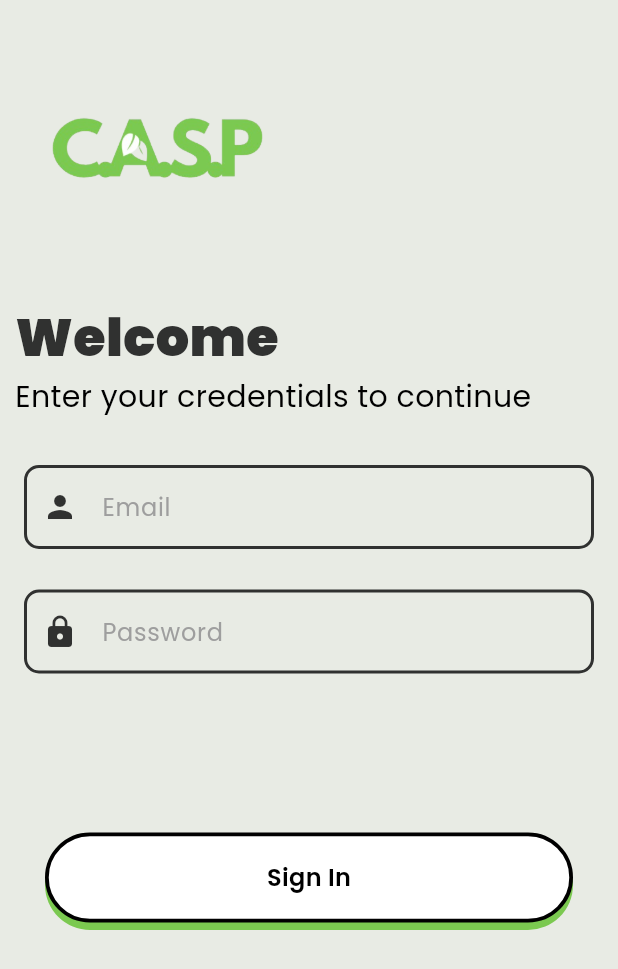
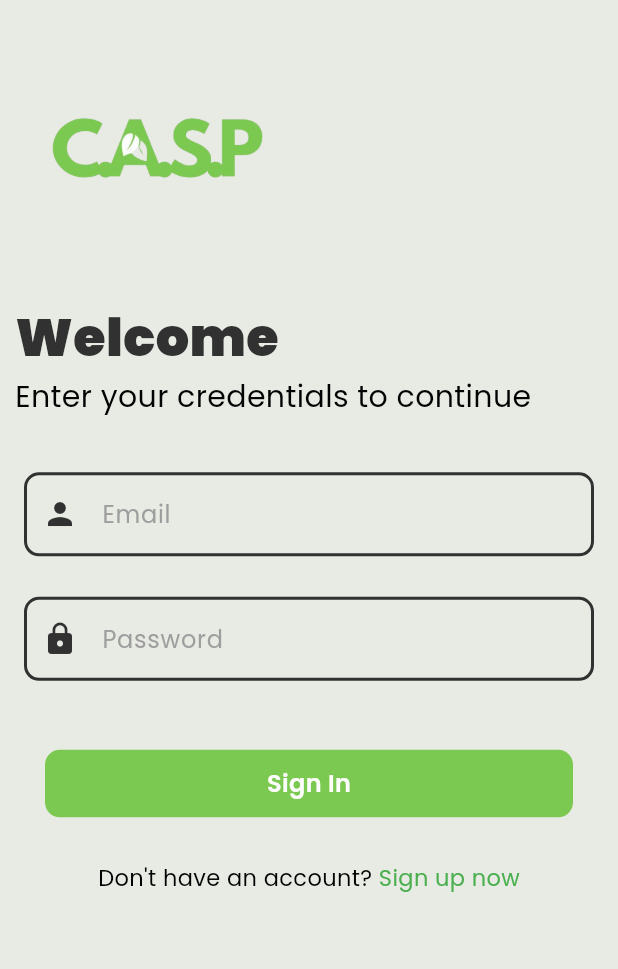
Before and after one commit to Nxshe-116/C.A.S.P, a Flutter app: the screen it shows after launch, on a phone screen of 412 x 824 dp. Shown: the top 969 px of the screen. Run offline on Flutter 3.47's test engine with Material 3 defaults, Android fonts, the phone set to English and light mode, and no system bars; our stand-ins replace badges, cloud_firestore, firebase_auth, firebase_core, fl_chart, flutter_screenutil and 3 more; accounts and stored records are empty.

Commit message:
Added to the sign up

```diff
--- a/lib/main.dart
+++ b/lib/main.dart
@@ -4,6 +4,7 @@ import 'package:admin/screens/auth/sign_in.dart';
 import 'package:firebase_core/firebase_core.dart';
 
 import 'package:flutter/material.dart';
+import 'package:flutter_screenutil/flutter_screenutil.dart';
 import 'package:google_fonts/google_fonts.dart';
 import 'package:provider/provider.dart';
 
@@ -24,22 +25,37 @@ void main() async {
     print("Error initializing Firebase: $e");
   }
 
-  // Run the app
-  runApp(MyApp());
+
+  runApp(
+    MultiProvider(
+      providers: [
+        ChangeNotifierProvider(create: (_) => MenuAppController()),
+        // Add other providers here if needed
+      ],
+      child: MyApp(),
+    ),
+  );
 }
 
 class MyApp extends StatelessWidget {
   // This widget is the root of your application.
   @override
+  @override
   Widget build(BuildContext context) {
-    return MaterialApp(
+    return ScreenUtilInit(
+      builder: (context, child) => MaterialApp(
         debugShowCheckedModeBanner: false,
         title: 'C.A.S.P',
-      theme: ThemeData.light().copyWith(
-        scaffoldBackgroundColor: Color(0xFFfefefe),
-        textTheme: GoogleFonts.poppinsTextTheme(Theme.of(context).textTheme)
-            .apply(bodyColor: Colors.black),
-        canvasColor: secondaryColor,
+        theme: ThemeData(
+          useMaterial3: true, // Enable Material 3
+          colorScheme: ColorScheme.fromSeed(
+            seedColor: Colors.green, // Adjust based on your branding
+            brightness: Brightness.light,
+          ),
+          textTheme: GoogleFonts.poppinsTextTheme(
+            Theme.of(context).textTheme,
+          ).apply(bodyColor: Colors.black),
+          scaffoldBackgroundColor: const Color(0xFFfefefe),
         ),
         home: MultiProvider(
           providers: [
@@ -49,6 +65,7 @@ class MyApp extends StatelessWidget {
           ],
           child: SignInScreen(),
         ),
+      ),
     );
   }
 }
--- a/lib/screens/auth/components/components.dart
+++ b/lib/screens/auth/components/components.dart
@@ -6,12 +6,14 @@ class CustomTextField extends StatelessWidget {
   final TextEditingController controller;
   final String hintText;
   final IconData leadingIcon;
+  final FocusNode? focusNode;
 
   const CustomTextField({
     super.key,
     required this.controller,
     required this.hintText,
     required this.leadingIcon,
+    this.focusNode,
   });
 
   @override
@@ -20,6 +22,7 @@ class CustomTextField extends StatelessWidget {
       padding: const EdgeInsets.all(6.0),
       child: TextField(
         controller: controller,
+        focusNode: focusNode,
         decoration: InputDecoration(
           prefixIcon: Icon(
             leadingIcon,
@@ -30,7 +33,7 @@ class CustomTextField extends StatelessWidget {
           border: OutlineInputBorder(
             borderSide: BorderSide(
               color: secondaryColor,
-              width: 2.0,
+              width: 1.50,
             ),
             borderRadius: BorderRadius.circular(10.0),
           ),
@@ -58,12 +61,14 @@ class CustomPasswordField extends StatefulWidget {
   final TextEditingController controller;
   final String hintText;
   final IconData leadingIcon;
+  final FocusNode? focusNode;
 
   const CustomPasswordField({
     super.key,
     required this.controller,
     required this.hintText,
     required this.leadingIcon,
+    this.focusNode,
   });
 
   @override
@@ -80,6 +85,7 @@ class _CustomPasswordFieldState extends State<CustomPasswordField> {
       padding: const EdgeInsets.all(6.0),
       child: TextField(
         controller: widget.controller,
+        focusNode: widget.focusNode,
         obscureText: _isObscured,
         decoration: InputDecoration(
           prefixIcon: Icon(
@@ -105,7 +111,7 @@ class _CustomPasswordFieldState extends State<CustomPasswordField> {
           border: OutlineInputBorder(
             borderSide: BorderSide(
               color: secondaryColor, // Set the border color to secondary color
-              width: 2.0, // Set border thickness to 1.0
+              width: 1.50, // Set border thickness to 1.0
             ),
             borderRadius: BorderRadius.circular(10.0),
           ),
@@ -144,31 +150,34 @@ class CustomButton extends StatelessWidget {
       onTap: onTap,
       child: Container(
         decoration: BoxDecoration(
-          border: Border.all(
-            color: Colors.black,
-            width: 2.5,
-            style: BorderStyle.solid,
+          // border: Border.all(
+          //   color: Colors.black,
+          //   width: 0,
+          //   style: BorderStyle.solid,
+          // ),
+          color: primaryColor,
+          borderRadius: BorderRadius.all(
+            Radius.circular(10.0),
           ),
-          color: Colors.white,
-          borderRadius: BorderRadius.all(
-            Radius.circular(30.0),
-          ),
-          boxShadow: [
-            BoxShadow(
-              color: primaryColor,
-              spreadRadius: 0,
-              blurRadius: 0,
-              offset: Offset(0, 5),
-            ),
-          ],
+          // boxShadow: [
+          //   BoxShadow(
+          //     color: secondaryColor,
+          //     spreadRadius: 0,
+          //     blurRadius: 0,
+          //     offset: Offset(0, 5),
+          //   ),
+          // ],
         ),
-        margin: EdgeInsets.only(top: 100, left: 20.0, right: 20.0),
+        margin: EdgeInsets.only(top: 40, left: 20.0, right: 20.0),
         width: 900.w,
-        height: 60.0,
+        height: 45.0,
         child: Center(
           child: Text(
             title,
-            style: TextStyle(fontWeight: FontWeight.w600, fontSize: 16.0),
+            style: TextStyle(
+                fontWeight: FontWeight.w600,
+                fontSize: 16.0,
+                color: Colors.white),
           ),
         ),
       ),
--- a/lib/screens/auth/sign_in.dart
+++ b/lib/screens/auth/sign_in.dart
@@ -1,9 +1,11 @@
 import 'package:admin/constants.dart';
 import 'package:admin/responsive.dart';
 import 'package:admin/screens/auth/components/components.dart';
+import 'package:admin/screens/auth/reg.dart';
 import 'package:admin/screens/main/main_screen.dart';
 import 'package:flutter/material.dart';
 import 'package:firebase_auth/firebase_auth.dart';
+import 'package:flutter_screenutil/flutter_screenutil.dart';
 
 class SignInScreen extends StatefulWidget {
   @override
@@ -14,6 +16,15 @@ class _SignInScreenState extends State<SignInScreen> {
   final TextEditingController controller = TextEditingController();
   final TextEditingController passwordController = TextEditingController();
   final _formKey = GlobalKey<FormState>();
+  final FocusNode emailFocusNode = FocusNode(); // Add FocusNode for email
+  final FocusNode passwordFocusNode = FocusNode(); // Add FocusNode for password
+
+  @override
+  void dispose() {
+    emailFocusNode.dispose(); // Dispose FocusNode
+    passwordFocusNode.dispose(); // Dispose FocusNode
+    super.dispose();
+  }
 
   Future<void> signIn() async {
     if (_formKey.currentState!.validate()) {
@@ -108,17 +119,61 @@ class _SignInScreenState extends State<SignInScreen> {
                                       fontWeight: FontWeight.normal)),
                             ],
                           ),
-                          SizedBox(height: 25),
+                          SizedBox(height: 25.h),
                           CustomTextField(
+                              focusNode: emailFocusNode,
                               controller: controller,
                               hintText: "Email",
                               leadingIcon: Icons.person),
                           SizedBox(height: 15),
                           CustomPasswordField(
+                              focusNode: passwordFocusNode,
                               controller: passwordController,
                               hintText: "Password",
                               leadingIcon: Icons.lock),
-                          CustomButton(title: "Sign In",onTap: signIn,),
+                          CustomButton(
+                            title: "Sign In",
+                            onTap: () {
+                              Navigator.of(context).pushAndRemoveUntil(
+                                MaterialPageRoute(
+                                    builder: (context) => MainScreen(
+                                          uid: '',
+                                        )),
+                                (Route<dynamic> route) =>
+                                    false, // Removes all previous routes
+                              );
+                            },
+                          ),
+                          SizedBox(height: 25.h),
+                          Row(
+                              mainAxisAlignment: MainAxisAlignment.center,
+                              children: [
+                                Row(
+                                  children: [
+                                    Text("Don't have an account? ",
+                                        style: TextStyle(
+                                            color: Colors.black,
+                                            fontSize: 15,
+                                            fontWeight: FontWeight.normal)),
+                                    GestureDetector(
+                                      onTap: () {
+                                        Navigator.push(
+                                          context,
+                                          MaterialPageRoute(
+                                              builder: (context) =>
+                                                  RegistrationScreen()),
+                                        );
+                                      },
+                                      child: Text("Sign up now",
+                                          style: TextStyle(
+                                              color: Colors.green,
+                                              fontSize: 15,
+                                              //  fontStyle: FontStyle.italic,
+                                              fontWeight: FontWeight.normal)),
+                                    ),
+                                  ],
+                                ),
+                              ]),
                         ],
                       ),
                     ),
```
Also changed, not shown: lib/screens/auth/reg.dart (+12 -13 lines), lib/screens/dashboard/components/header.dart (+8 -7 lines), 1 other file. Lines whose indentation alone changed are shown as unchanged.
